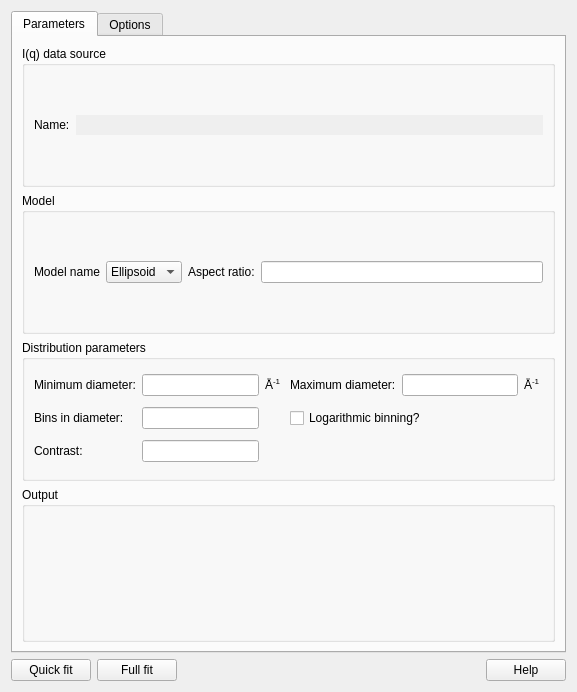
First picture: the form in src/sas/qtgui/Perspectives/SizeDistribution/UI/SizeDistributionUI.ui, repository SasView/sasview, before the edit.
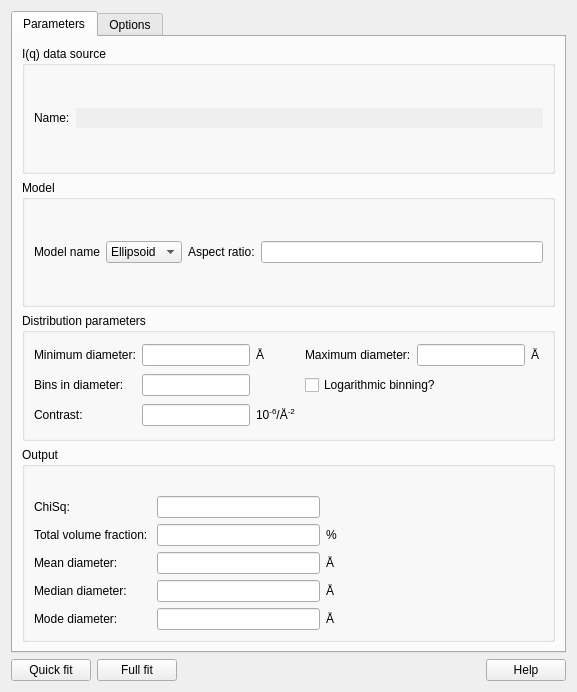
Second picture: the form after the edit.

Commit message: modify size distribution output box to have empty text boxes with labels

```diff
--- a/src/sas/qtgui/Perspectives/SizeDistribution/UI/SizeDistributionUI.ui
+++ b/src/sas/qtgui/Perspectives/SizeDistribution/UI/SizeDistributionUI.ui
@@ -152,8 +152,7 @@
           <item row="0" column="2">
            <widget class="QLabel" name="label_2">
             <property name="text">
-             <string>&lt;html&gt;&lt;head/&gt;&lt;body&gt;&lt;p&gt;Å&lt;span
-              style=&quot; vertical-align:super;&quot;&gt;-1&lt;/span&gt;&lt;/p&gt;&lt;/body&gt;&lt;/html&gt;
+             <string>&lt;html&gt;&lt;head/&gt;&lt;body&gt;&lt;p&gt;Å&lt;/p&gt;&lt;/body&gt;&lt;/html&gt;
              </string>
             </property>
            </widget>
@@ -175,8 +174,7 @@
           <item row="0" column="5">
            <widget class="QLabel" name="label_3">
             <property name="text">
-             <string>&lt;html&gt;&lt;head/&gt;&lt;body&gt;&lt;p&gt;Å&lt;span
-              style=&quot; vertical-align:super;&quot;&gt;-1&lt;/span&gt;&lt;/p&gt;&lt;/body&gt;&lt;/html&gt;
+             <string>&lt;html&gt;&lt;head/&gt;&lt;body&gt;&lt;p&gt;Å&lt;/p&gt;&lt;/body&gt;&lt;/html&gt;
              </string>
             </property>
            </widget>
@@ -225,16 +223,26 @@
             </property>
            </widget>
           </item>
+          <item row="4" column="2">
+           <widget class="QLabel" name="label_4">
+            <property name="text">
+             <string>&lt;html&gt;&lt;head/&gt;&lt;body&gt;&lt;p&gt;10&lt;span
+              style=&quot; vertical-align:super;&quot;&gt;-6&lt;/span&gt;/Å&lt;span
+              style=&quot; vertical-align:super;&quot;&gt;-2&lt;/span&gt;&lt;/p&gt;&lt;/body&gt;&lt;/html&gt;
+             </string>
+            </property>
+           </widget>
+          </item>
          </layout>
         </widget>
        </item>
-       <item row="3" column="0">
+       <item row="3" column="0" alignment="Qt::AlignTop">
         <widget class="QGroupBox" name="boxOutput">
          <property name="title">
           <string>Output</string>
          </property>
          <layout class="QGridLayout" name="gridLayout_8">
-          <item row="0" column="0">
+          <item row="0" column="0" colspan="4">
            <widget class="QLabel" name="lblConvergence">
             <property name="text">
              <string></string>
@@ -242,19 +250,130 @@
            </widget>
           </item>
           <item row="1" column="0">
-           <widget class="QLabel" name="lblChiSq"/>
+           <widget class="QLabel" name="lblChiSq">
+            <property name="text">
+             <string>ChiSq: </string>
+            </property>
+           </widget>
+          </item>
+          <item row="1" column="1">
+           <widget class="QLineEdit" name="txtChiSq">
+            <property name="enabled">
+             <bool>true</bool>
+            </property>
+            <property name="readOnly">
+             <bool>true</bool>
+            </property>
+           </widget>
           </item>
           <item row="2" column="0">
-           <widget class="QLabel" name="lblVolume"/>
+           <widget class="QLabel" name="lblVolume">
+            <property name="text">
+             <string>Total volume fraction: </string>
+            </property>
+           </widget>
+          </item>
+          <item row="2" column="1">
+           <widget class="QLineEdit" name="txtVolume">
+            <property name="enabled">
+             <bool>true</bool>
+            </property>
+            <property name="readOnly">
+             <bool>true</bool>
+            </property>
+           </widget>
+          </item>
+          <item row="2" column="2">
+           <widget class="QLabel" name="label_5">
+            <property name="text">
+             <string>%</string>
+            </property>
+           </widget>
           </item>
           <item row="3" column="0">
-           <widget class="QLabel" name="lblDiameterMean"/>
+           <widget class="QLabel" name="lblDiameterMean">
+            <property name="text">
+             <string>Mean diameter:</string>
+            </property>
+           </widget>
+          </item>
+          <item row="3" column="1">
+           <widget class="QLineEdit" name="txtDiameterMean">
+            <property name="enabled">
+             <bool>true</bool>
+            </property>
+            <property name="readOnly">
+             <bool>true</bool>
+            </property>
+           </widget>
+          </item>
+          <item row="3" column="2">
+           <widget class="QLabel" name="label_6">
+            <property name="text">
+             <string>&lt;html&gt;&lt;head/&gt;&lt;body&gt;&lt;p&gt;Å&lt;/p&gt;&lt;/body&gt;&lt;/html&gt;</string>
+            </property>
+           </widget>
           </item>
           <item row="4" column="0">
-           <widget class="QLabel" name="lblDiameterMode"/>
+           <widget class="QLabel" name="lblDiameterMedian">
+            <property name="text">
+             <string>Median diameter:</string>
+            </property>
+           </widget>
+          </item>
+          <item row="4" column="1">
+           <widget class="QLineEdit" name="txtDiameterMedian">
+            <property name="enabled">
+             <bool>true</bool>
+            </property>
+            <property name="readOnly">
+             <bool>true</bool>
+            </property>
+           </widget>
+          </item>
+          <item row="4" column="2">
+           <widget class="QLabel" name="label_19">
+            <property name="text">
+             <string>&lt;html&gt;&lt;head/&gt;&lt;body&gt;&lt;p&gt;Å&lt;/p&gt;&lt;/body&gt;&lt;/html&gt;</string>
+            </property>
+           </widget>
           </item>
           <item row="5" column="0">
-           <widget class="QLabel" name="lblDiameterMedian"/>
+           <widget class="QLabel" name="lblDiameterMode">
+            <property name="text">
+             <string>Mode diameter:</string>
+            </property>
+           </widget>
+          </item>
+          <item row="5" column="1">
+           <widget class="QLineEdit" name="txtDiameterMode">
+            <property name="enabled">
+             <bool>true</bool>
+            </property>
+            <property name="readOnly">
+             <bool>true</bool>
+            </property>
+           </widget>
+          </item>
+          <item row="5" column="2">
+           <widget class="QLabel" name="label_20">
+            <property name="text">
+             <string>&lt;html&gt;&lt;head/&gt;&lt;body&gt;&lt;p&gt;Å&lt;/p&gt;&lt;/body&gt;&lt;/html&gt;</string>
+            </property>
+           </widget>
+          </item>
+          <item row="1" column="3" rowspan="5">
+           <spacer name="horizontalSpacer_7">
+            <property name="orientation">
+             <enum>Qt::Horizontal</enum>
+            </property>
+            <property name="sizeHint" stdset="0">
+             <size>
+              <width>200</width>
+              <height>20</height>
+             </size>
+            </property>
+           </spacer>
           </item>
          </layout>
         </widget>
```
Left out of the diff: 3 changed lines with no effect on the pictures. The commit also changes 1 other file.
